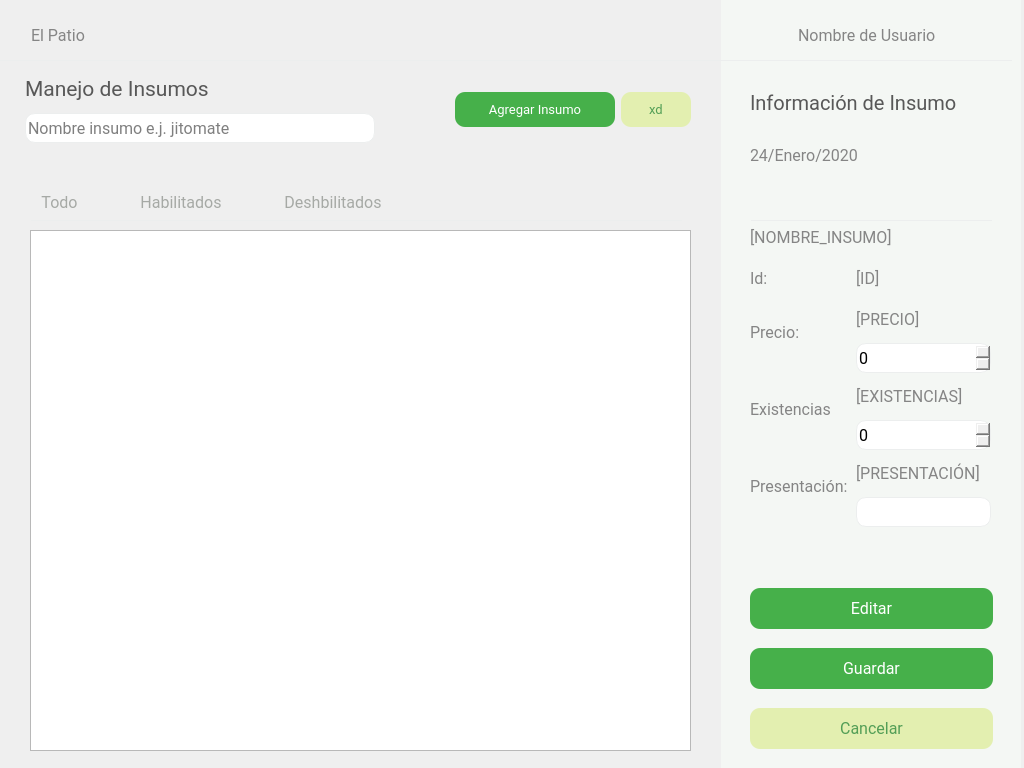
Qt form El-Patio/almacenista/almacenista_menu.ui (MrDanielG/IHC-ElPatio) before a commit.
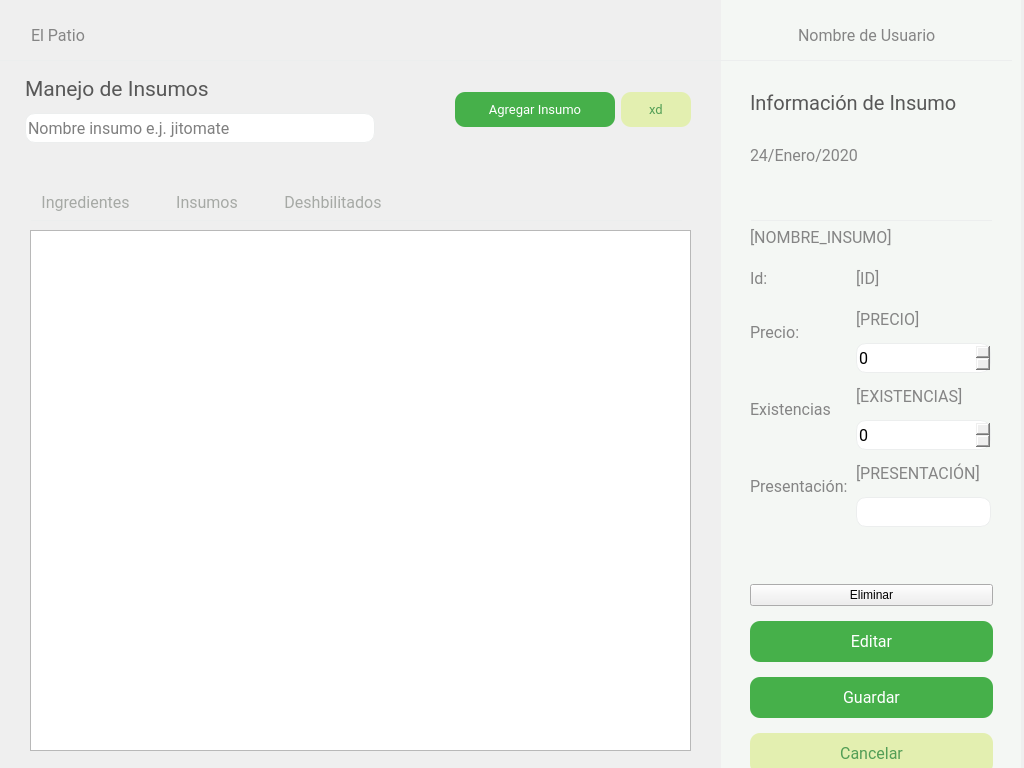
The same form after that commit.

Commit message: mostrar ingredientes

What changed in the file:
```diff
--- a/El-Patio/almacenista/almacenista_menu.ui
+++ b/El-Patio/almacenista/almacenista_menu.ui
@@ -322,7 +322,7 @@
 </string>
       </property>
       <property name="text">
-       <string>Todo</string>
+       <string>Ingredientes</string>
       </property>
      </widget>
     </item>
@@ -364,7 +364,7 @@
 </string>
       </property>
       <property name="text">
-       <string>Habilitados</string>
+       <string>Insumos</string>
       </property>
      </widget>
     </item>
@@ -454,13 +454,20 @@
      <x>750</x>
      <y>584</y>
      <width>243</width>
-     <height>171</height>
+     <height>193</height>
     </rect>
    </property>
    <layout class="QVBoxLayout" name="verticalLayout">
     <property name="spacing">
      <number>15</number>
     </property>
+    <item>
+     <widget class="QPushButton" name="btnEliminarInsumo">
+      <property name="text">
+       <string>Eliminar</string>
+      </property>
+     </widget>
+    </item>
     <item>
      <widget class="QPushButton" name="btn_editar_insumo">
       <property name="minimumSize">
```
The commit also changes 2 other files.
